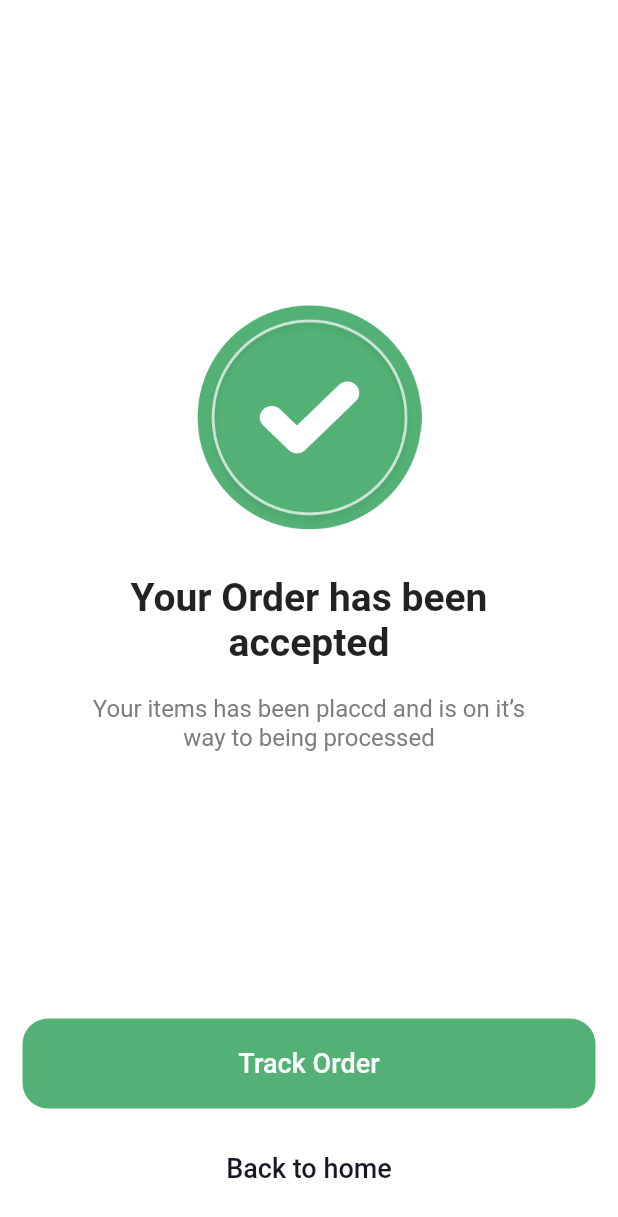
After one commit to GDSC-IAU/week-5, a Flutter app: the PlacedOrderScreen screen opened by its route, on a phone screen of 412 x 824 dp. The commit adds this screen. Shown: the top 1217 px of the screen. Run offline on Flutter 3.47's test engine with Material 2 defaults, Android fonts, the phone set to English and light mode, and no system bars; our stand-ins replace flutter_riverpod, riverpod_annotation, styled_text; generated files the repository leaves out were written again.

Commit message:
Checkout Modal Place Order Screen

```diff
--- a/lib/main.dart
+++ b/lib/main.dart
@@ -4,6 +4,7 @@ import 'package:shopping_app/project/common/colors.dart';
 import 'package:shopping_app/project/providers/product_provider.dart';
 import 'package:shopping_app/project/screens/category_screen.dart';
 import 'package:shopping_app/project/screens/main_screen.dart';
+import 'package:shopping_app/project/screens/placed_order.dart';
 
 void main() {
   runApp(
@@ -38,7 +39,8 @@ class MainApp extends ConsumerWidget {
       theme: getTheme(),
       routes: {
         "/main": (_) => const MainScreen(),
-        "/category": (_) => const CategoryScreen()
+        "/category": (_) => const CategoryScreen(),
+        "/placed": (_) => const PlacedOrderScreen(),
       },
     );
   }
--- a/lib/project/providers/cart_provider.dart
+++ b/lib/project/providers/cart_provider.dart
@@ -39,4 +39,8 @@ class Cart extends _$Cart {
   bool hasItem(Product product) {
     return state.containsKey(product);
   }
+
+  void clear() {
+    state = {};
+  }
 }
--- /dev/null
+++ b/lib/project/screens/placed_order.dart
@@ -0,0 +1,84 @@
+import 'package:flutter/material.dart';
+import 'package:shopping_app/project/common/colors.dart';
+import 'package:shopping_app/project/common/functions.dart';
+import 'package:shopping_app/project/widgets/buttons/custom_button.dart';
+
+class PlacedOrderScreen extends StatelessWidget {
+  const PlacedOrderScreen({super.key});
+
+  @override
+  Widget build(BuildContext context) {
+    return Scaffold(
+      body: SafeArea(
+        child: Stack(
+          children: [
+            _buildOverview(),
+            _buildButton(context),
+          ],
+        ),
+      ),
+    );
+  }
+
+  Widget _buildOverview() {
+    return Padding(
+      padding: const EdgeInsets.all(50),
+      child: Column(
+        mainAxisAlignment: MainAxisAlignment.center,
+        crossAxisAlignment: CrossAxisAlignment.center,
+        children: [
+          SizedBox(
+            height: 150,
+            width: 150,
+            child: Image.asset('assets/images/order_placed.png'),
+          ),
+          kH(30),
+          const Text(
+            'Your Order has been\naccepted',
+            textAlign: TextAlign.center,
+            style: TextStyle(
+              fontSize: 26,
+              fontWeight: FontWeight.bold,
+            ),
+          ),
+          kH(20),
+          const Text(
+            'Your items has been placcd and is on it’s way to being processed',
+            textAlign: TextAlign.center,
+            style: TextStyle(
+              fontSize: 16,
+              fontWeight: FontWeight.normal,
+              color: AppColors.unselectedFavoriteColor,
+            ),
+          ),
+          kH(120),
+        ],
+      ),
+    );
+  }
+
+  Widget _buildButton(BuildContext context) {
+    return Container(
+      alignment: Alignment.bottomCenter,
+      padding: const EdgeInsets.all(15),
+      child: Column(
+        mainAxisAlignment: MainAxisAlignment.end,
+        children: [
+          CustomButton(
+            onPressed: () {},
+            title: 'Track Order',
+          ),
+          kH(10),
+          CustomButton(
+            onPressed: () {
+              Navigator.popUntil(context, (route) => route.isFirst);
+            },
+            title: 'Back to home',
+            backgroundColor: Colors.white,
+            textColor: AppColors.primary,
+          ),
+        ],
+      ),
+    );
+  }
+}
--- a/lib/project/widgets/buttons/custom_button.dart
+++ b/lib/project/widgets/buttons/custom_button.dart
@@ -4,18 +4,27 @@ import 'package:shopping_app/project/common/colors.dart';
 class CustomButton extends StatelessWidget {
   final String title;
   final VoidCallback onPressed;
+  final Color backgroundColor;
+  final Color textColor;
 
-  const CustomButton({super.key, required this.onPressed, required this.title});
+  const CustomButton({
+    super.key,
+    required this.onPressed,
+    required this.title,
+    this.backgroundColor = AppColors.secondary,
+    this.textColor = Colors.white,
+  });
 
   @override
   Widget build(BuildContext context) {
     return ElevatedButton(
       onPressed: onPressed,
       style: ElevatedButton.styleFrom(
+        elevation: 0,
         shape: RoundedRectangleBorder(
           borderRadius: BorderRadius.circular(17),
         ),
-        backgroundColor: AppColors.secondary,
+        backgroundColor: backgroundColor,
       ),
       child: Container(
         alignment: Alignment.center,
@@ -23,9 +32,9 @@ class CustomButton extends StatelessWidget {
         width: double.infinity,
         child: Text(
           title,
-          style: const TextStyle(
+          style: TextStyle(
             fontSize: 18,
-            color: Colors.white,
+            color: textColor,
             fontWeight: FontWeight.w500,
           ),
         ),
--- a/lib/project/widgets/cart_tile.dart
+++ b/lib/project/widgets/cart_tile.dart
@@ -64,7 +64,6 @@ class CartTile extends ConsumerWidget {
           style: const TextStyle(
             fontSize: 16,
             fontWeight: FontWeight.w600,
-
           ),
         ),
         Text(
@@ -73,7 +72,6 @@ class CartTile extends ConsumerWidget {
             color: Colors.grey,
             fontWeight: FontWeight.w600,
             fontSize: 14,
-
           ),
         ),
         kH(15),
@@ -102,7 +100,6 @@ class CartTile extends ConsumerWidget {
           style: const TextStyle(
             fontSize: 14,
             fontWeight: FontWeight.w600,
-
           ),
         ),
       ],
--- a/pubspec.yaml
+++ b/pubspec.yaml
@@ -12,6 +12,7 @@ dependencies:
     flutter_riverpod: ^2.4.9
     google_fonts:
     riverpod_annotation: ^2.3.3
+    styled_text: ^8.1.0
 
 dev_dependencies:
     flutter_test:
```
Also changed, not shown: lib/project/screens/cart_screen.dart (+13 -5 lines), lib/project/widgets/modals/checkout_modal.dart (added, +128 -0 lines), assets/images/order_placed.png (added), assets/images/payments/mastercard.png (added).
